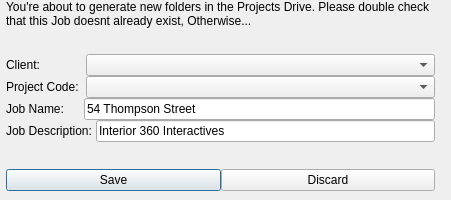
Above: po/new_job_dialog.ui from najar1412/po before the change. Below: the same form after it.
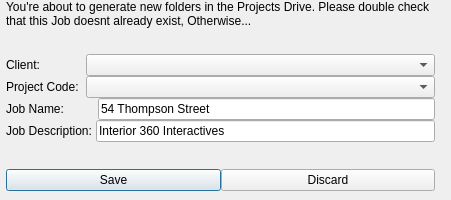
That is the form after the change.

The edit to the form file:
```diff
--- a/po/new_job_dialog.ui
+++ b/po/new_job_dialog.ui
@@ -115,7 +115,7 @@
       <item>
        <widget class="QLabel" name="label_3">
         <property name="text">
-         <string>Job Name:      </string>
+         <string>Job Name:          </string>
         </property>
        </widget>
       </item>
```
